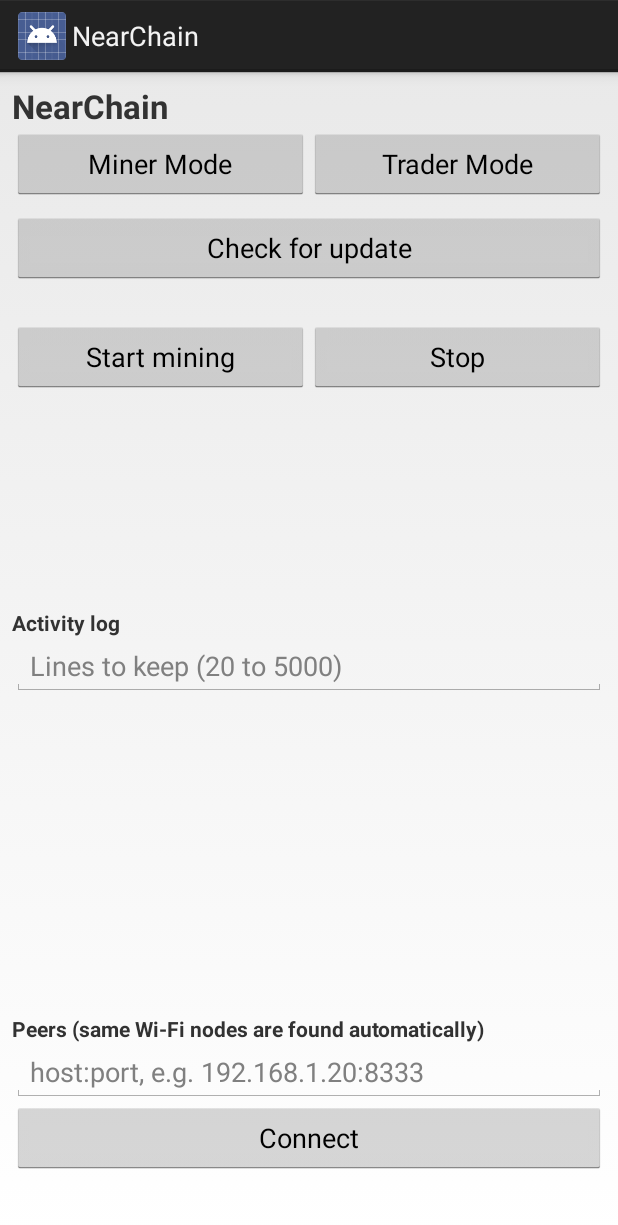
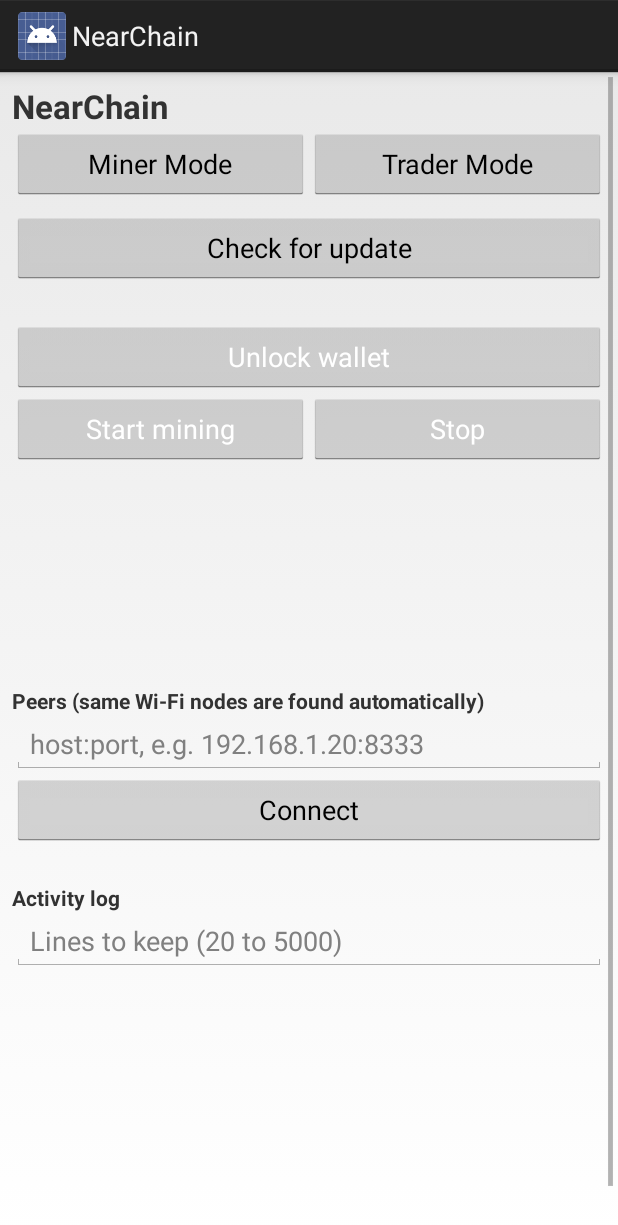
Before and after one commit to realUjanSen/NearChain, an Android app: the layout activity_main.xml on its own in the app's theme, with its tools: preview values and no code run, on a phone screen of 412 x 824 dp. Shown: the top 1225 px of the screen. Run offline under Robolectric (Android 15) with nearby library versions, the phone set to English and light mode, and no system bars; network calls fail.

Commit message:
changed difficulty and layout

```diff
--- a/android/app/src/main/java/com/nearchain/net/NetNode.java
+++ b/android/app/src/main/java/com/nearchain/net/NetNode.java
@@ -273,8 +273,12 @@ public final class NetNode {
         }
     }
 
-    private static JSONObject txMessage(Tx tx) throws org.json.JSONException {
-        return new JSONObject().put("type", "tx").put("tx", new JSONObject(tx.signedJson()));
+    private static JSONObject txMessage(Tx tx) throws IOException {
+        try {
+            return new JSONObject().put("type", "tx").put("tx", new JSONObject(tx.signedJson()));
+        } catch (org.json.JSONException e) {
+            throw new IOException("could not build transfer message", e);
+        }
     }
 
     private JSONObject hello() throws IOException {
--- a/android/app/src/main/res/layout/activity_main.xml
+++ b/android/app/src/main/res/layout/activity_main.xml
@@ -36,7 +36,6 @@
                 android:text="@string/trader_mode" />
         </LinearLayout>
 
-        <!-- Miner Mode -->
         <!-- Updates -->
         <LinearLayout
             android:layout_width="match_parent"
@@ -56,12 +55,20 @@
                 android:textSize="12sp" />
         </LinearLayout>
 
+        <!-- Miner Mode -->
         <LinearLayout
             android:id="@+id/minerPanel"
             android:layout_width="match_parent"
             android:layout_height="wrap_content"
             android:orientation="vertical"
             android:paddingTop="8dp">
+
+            <Button
+                android:id="@+id/walletToggleButton"
+                android:layout_width="match_parent"
+                android:layout_height="wrap_content"
+                android:textColor="#FFFFFFFF"
+                android:text="Unlock wallet" />
 
             <LinearLayout
                 android:layout_width="match_parent"
@@ -73,6 +80,7 @@
                     android:layout_width="0dp"
                     android:layout_height="wrap_content"
                     android:layout_weight="1"
+                    android:textColor="#FFFFFFFF"
                     android:text="@string/start_mining" />
 
                 <Button
@@ -80,6 +88,7 @@
                     android:layout_width="0dp"
                     android:layout_height="wrap_content"
                     android:layout_weight="1"
+                    android:textColor="#FFFFFFFF"
                     android:text="@string/stop_mining" />
             </LinearLayout>
 
@@ -90,6 +99,30 @@
             <TextView android:id="@+id/blocksView" android:layout_width="match_parent" android:layout_height="wrap_content" />
             <TextView android:id="@+id/hashrateView" android:layout_width="match_parent" android:layout_height="wrap_content" />
             <TextView android:id="@+id/nonceView" android:layout_width="match_parent" android:layout_height="wrap_content" />
+
+            <TextView
+                android:layout_width="match_parent"
+                android:layout_height="wrap_content"
+                android:paddingTop="12dp"
+                android:text="Peers (same Wi-Fi nodes are found automatically)"
+                android:textStyle="bold" />
+            <EditText
+                android:id="@+id/hostEdit"
+                android:layout_width="match_parent"
+                android:layout_height="wrap_content"
+                android:hint="host:port, e.g. 192.168.1.20:8333"
+                android:inputType="text" />
+            <Button
+                android:id="@+id/connectButton"
+                android:layout_width="match_parent"
+                android:layout_height="wrap_content"
+                android:text="Connect" />
+            <TextView
+                android:id="@+id/peersView"
+                android:layout_width="match_parent"
+                android:layout_height="wrap_content"
+                android:fontFamily="monospace"
+                android:textSize="12sp" />
 
             <TextView
                 android:layout_width="match_parent"
@@ -114,30 +147,6 @@
                     android:fontFamily="monospace"
                     android:textSize="12sp" />
             </ScrollView>
-
-            <TextView
-                android:layout_width="match_parent"
-                android:layout_height="wrap_content"
-                android:paddingTop="12dp"
-                android:text="Peers (same Wi-Fi nodes are found automatically)"
-                android:textStyle="bold" />
-            <EditText
-                android:id="@+id/hostEdit"
-                android:layout_width="match_parent"
-                android:layout_height="wrap_content"
-                android:hint="host:port, e.g. 192.168.1.20:8333"
-                android:inputType="text" />
-            <Button
-                android:id="@+id/connectButton"
-                android:layout_width="match_parent"
-                android:layout_height="wrap_content"
-                android:text="Connect" />
-            <TextView
-                android:id="@+id/peersView"
-                android:layout_width="match_parent"
-                android:layout_height="wrap_content"
-                android:fontFamily="monospace"
-                android:textSize="12sp" />
         </LinearLayout>
 
         <!-- Trader Mode -->
@@ -173,31 +182,57 @@
                     android:text="Unlock wallet" />
             </LinearLayout>
 
+            <LinearLayout
+                android:layout_width="match_parent"
+                android:layout_height="wrap_content"
+                android:orientation="horizontal">
+
                 <Button
                     android:id="@+id/lockButton"
-                android:layout_width="match_parent"
+                    android:layout_width="0dp"
                     android:layout_height="wrap_content"
+                    android:layout_weight="1"
+                    android:backgroundTint="#C62828"
+                    android:textColor="#FFFFFFFF"
                     android:text="Lock wallet" />
 
                 <Button
                     android:id="@+id/deleteWalletButton"
-                android:layout_width="match_parent"
+                    android:layout_width="0dp"
                     android:layout_height="wrap_content"
+                    android:layout_weight="1"
                     android:backgroundTint="#C62828"
                     android:textColor="#FFFFFFFF"
                     android:text="Delete wallet" />
+            </LinearLayout>
+
+            <LinearLayout
+                android:layout_width="match_parent"
+                android:layout_height="wrap_content"
+                android:orientation="horizontal">
 
                 <Button
                     android:id="@+id/showQrButton"
-                android:layout_width="match_parent"
+                    android:layout_width="0dp"
                     android:layout_height="wrap_content"
-                android:text="Show my address as QR code" />
+                    android:layout_weight="1"
+                    android:text="Show my address as QR" />
+
+                <Button
+                    android:id="@+id/scanButton"
+                    android:layout_width="0dp"
+                    android:layout_height="wrap_content"
+                    android:layout_weight="1"
+                    android:text="Scan QR to fill recipient" />
+            </LinearLayout>
+
             <ImageView
                 android:id="@+id/qrView"
                 android:layout_width="220dp"
                 android:layout_height="220dp"
                 android:layout_gravity="center_horizontal"
                 android:visibility="gone" />
+
             <Button
                 android:id="@+id/explorerButton"
                 android:layout_width="match_parent"
@@ -210,11 +245,6 @@
                 android:paddingTop="12dp"
                 android:text="Send CDC"
                 android:textStyle="bold" />
-            <Button
-                android:id="@+id/scanButton"
-                android:layout_width="match_parent"
-                android:layout_height="wrap_content"
-                android:text="Scan QR code to fill recipient" />
             <EditText
                 android:id="@+id/recipientEdit"
                 android:layout_width="match_parent"
@@ -239,7 +269,7 @@
                 android:id="@+id/sendButton"
                 android:layout_width="match_parent"
                 android:layout_height="wrap_content"
-                android:text="Sign transfer" />
+                android:text="Send CDC" />
             <TextView
                 android:id="@+id/signedView"
                 android:layout_width="match_parent"
```
Lines whose indentation alone changed are shown as unchanged.
